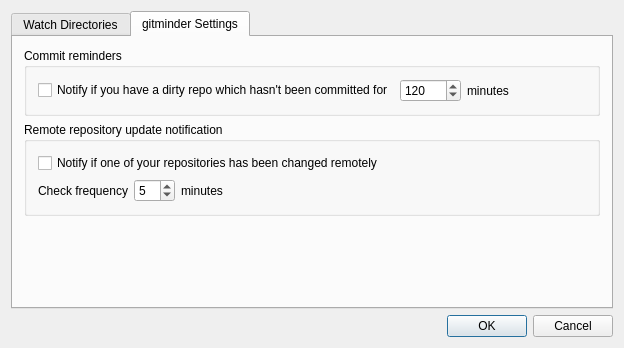
Old version of the form gitminder/mainwindow.ui in the repository Shookit/gitminder.
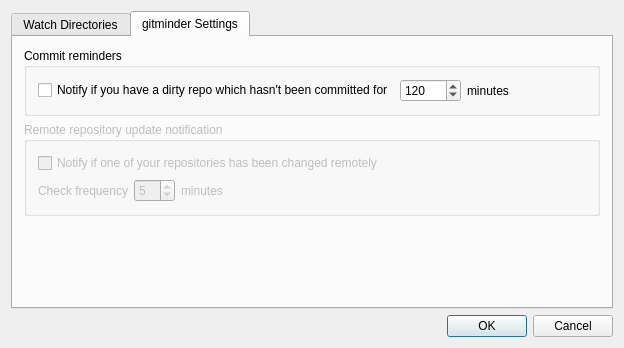
New version of the form. The open tabs and pages were chosen to show the change.

```diff
--- a/gitminder/mainwindow.ui
+++ b/gitminder/mainwindow.ui
@@ -134,6 +134,9 @@
         </item>
         <item>
          <widget class="QGroupBox" name="groupBox_3">
+          <property name="enabled">
+           <bool>false</bool>
+          </property>
           <property name="title">
            <string>Remote repository update notification</string>
           </property>
```
